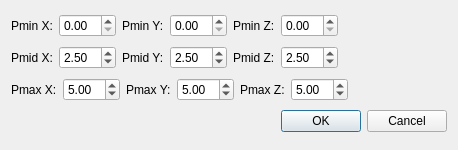
chintanp/brep, file src/interface/dialogcorner.ui: the form before one commit.
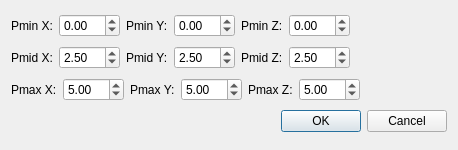
The form after the commit.

Commit message: Colocado valores min nas janelas.

The edit to the form file:
```diff
--- a/src/interface/dialogcorner.ui
+++ b/src/interface/dialogcorner.ui
@@ -24,7 +24,11 @@
       </widget>
      </item>
      <item>
-      <widget class="QDoubleSpinBox" name="doubleSpinBox_minx"/>
+      <widget class="QDoubleSpinBox" name="doubleSpinBox_minx">
+       <property name="minimum">
+        <double>-99.000000000000000</double>
+       </property>
+      </widget>
      </item>
      <item>
       <widget class="QLabel" name="label_8">
@@ -34,7 +38,11 @@
       </widget>
      </item>
      <item>
-      <widget class="QDoubleSpinBox" name="doubleSpinBox_miny"/>
+      <widget class="QDoubleSpinBox" name="doubleSpinBox_miny">
+       <property name="minimum">
+        <double>-99.000000000000000</double>
+       </property>
+      </widget>
      </item>
      <item>
       <widget class="QLabel" name="label_9">
@@ -44,7 +52,11 @@
       </widget>
      </item>
      <item>
-      <widget class="QDoubleSpinBox" name="doubleSpinBox_minz"/>
+      <widget class="QDoubleSpinBox" name="doubleSpinBox_minz">
+       <property name="minimum">
+        <double>-99.000000000000000</double>
+       </property>
+      </widget>
      </item>
      <item>
       <spacer name="horizontalSpacer">
@@ -72,6 +84,9 @@
      </item>
      <item>
       <widget class="QDoubleSpinBox" name="doubleSpinBox_midx">
+       <property name="minimum">
+        <double>-99.000000000000000</double>
+       </property>
        <property name="value">
         <double>2.500000000000000</double>
        </property>
@@ -86,6 +101,9 @@
      </item>
      <item>
       <widget class="QDoubleSpinBox" name="doubleSpinBox_midy">
+       <property name="minimum">
+        <double>-99.000000000000000</double>
+       </property>
        <property name="value">
         <double>2.500000000000000</double>
        </property>
@@ -100,6 +118,9 @@
      </item>
      <item>
       <widget class="QDoubleSpinBox" name="doubleSpinBox_midz">
+       <property name="minimum">
+        <double>-99.000000000000000</double>
+       </property>
        <property name="value">
         <double>2.500000000000000</double>
        </property>
@@ -131,6 +152,9 @@
      </item>
      <item>
       <widget class="QDoubleSpinBox" name="doubleSpinBox_maxx">
+       <property name="minimum">
+        <double>-99.000000000000000</double>
+       </property>
        <property name="value">
         <double>5.000000000000000</double>
        </property>
@@ -145,6 +169,9 @@
      </item>
      <item>
       <widget class="QDoubleSpinBox" name="doubleSpinBox_maxy">
+       <property name="minimum">
+        <double>-99.000000000000000</double>
+       </property>
        <property name="value">
         <double>5.000000000000000</double>
        </property>
@@ -159,6 +186,9 @@
      </item>
      <item>
       <widget class="QDoubleSpinBox" name="doubleSpinBox_maxz">
+       <property name="minimum">
+        <double>-99.000000000000000</double>
+       </property>
        <property name="value">
         <double>5.000000000000000</double>
        </property>
```
The commit also changes 5 other files.
